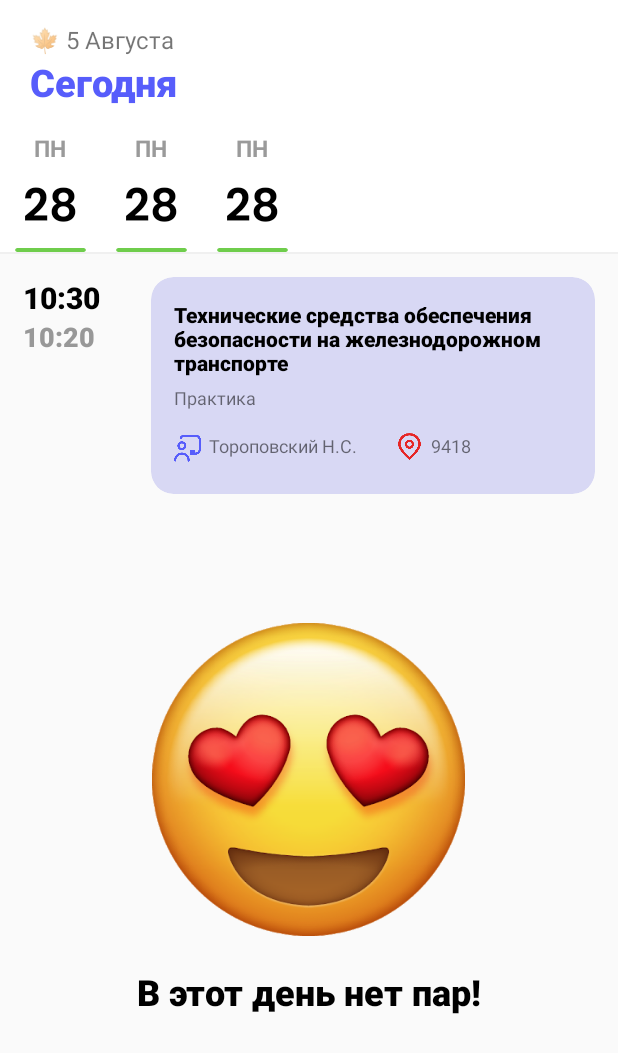
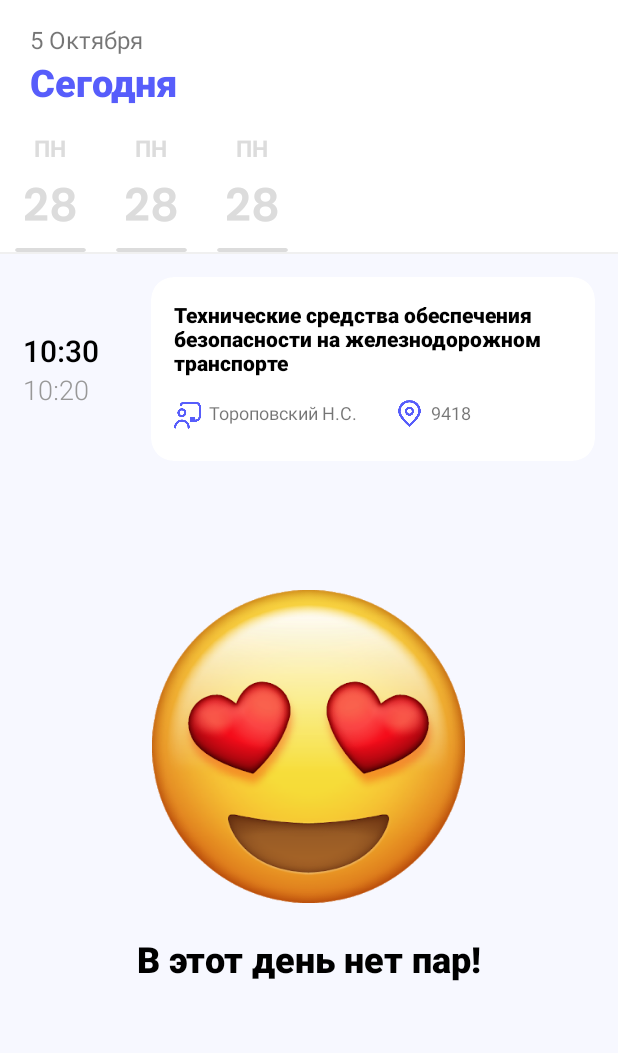
Before and after one commit to inoplanetyaninNikita/XGups_tandem, an Android app: the layout fragment_schedule.xml on its own in the app's theme, with its tools: preview values and no code run, on a phone screen of 412 x 824 dp. Shown: the top 1053 px of the screen. Run offline under Robolectric (Android 15) with nearby library versions, the light colour scheme and no system bars; network calls fail.

Commit message:
Допил расписания, добавление цветов

```diff
--- a/app/src/main/java/com/example/xgups_tandem/ui/schedule/ScheduleViewModel.kt
+++ b/app/src/main/java/com/example/xgups_tandem/ui/schedule/ScheduleViewModel.kt
@@ -34,6 +34,7 @@ class ScheduleViewModel : ViewModel() {
         val list = mutableListOf<DayModel>()
         val firstDay = LocalDateTime.now().minusDays(10)
         repeat(40) {
+
             val day = DayModel(firstDay.plusDays(it.toLong()))
             if(day.localDate.dayOfYear == LocalDate.now().dayOfYear) today = day
             list.add(day)
--- a/app/src/main/res/layout/fragment_books.xml
+++ b/app/src/main/res/layout/fragment_books.xml
@@ -26,7 +26,7 @@
             android:layout_height="wrap_content"
             android:layout_margin="15dp"
             android:shadowRadius="0"
-            android:text="Методички"
+            android:text="Дополнительные материалы"
             android:textColor="#000000"
             android:textSize="20sp"
             android:textStyle="bold" />
--- a/app/src/main/res/layout/fragment_schedule.xml
+++ b/app/src/main/res/layout/fragment_schedule.xml
@@ -3,7 +3,8 @@
     xmlns:app="http://schemas.android.com/apk/res-auto"
     xmlns:tools="http://schemas.android.com/tools"
     android:layout_width="match_parent"
-    android:layout_height="match_parent">
+    android:layout_height="match_parent"
+    android:background="#F7F8FF">
 
 
     <LinearLayout
@@ -76,7 +77,7 @@
                         android:layout_width="match_parent"
                         android:layout_height="wrap_content"
                         android:layout_marginStart="20dp"
-                        android:text="🍁 5 Августа"
+                        android:text="5 Октября"
                         android:textSize="16dp" />
 
                     <TextView
--- a/app/src/main/res/layout/item_day.xml
+++ b/app/src/main/res/layout/item_day.xml
@@ -14,7 +14,7 @@
         android:layout_gravity="center_horizontal|top"
         android:fontFamily="@font/poppins_bold"
         android:text="@string/day_name"
-        android:textColor="#9A9A9A"
+        android:textColor="@color/xggraywhite"
         android:textSize="15dp"
         tools:text="ПН" />
 
@@ -26,7 +26,7 @@
         android:layout_marginHorizontal="15dp"
         android:fontFamily="@font/poppins_semibold"
         android:text="@string/day_number"
-        android:textColor="@color/black"
+        android:textColor="@color/xggraywhite"
         android:textSize="30dp"
         tools:text="28" />
 
@@ -35,7 +35,7 @@
         android:layout_width="match_parent"
         android:layout_height="2.5dp"
         android:layout_marginHorizontal="10dp"
-        app:cardBackgroundColor="#6FCD4C"
+        app:cardBackgroundColor="@color/xggraywhite"
         app:cardElevation="0dp" />
 
 </LinearLayout>
--- a/app/src/main/res/layout/item_lesson.xml
+++ b/app/src/main/res/layout/item_lesson.xml
@@ -1,22 +1,24 @@
 <?xml version="1.0" encoding="utf-8"?>
 <LinearLayout xmlns:android="http://schemas.android.com/apk/res/android"
     xmlns:app="http://schemas.android.com/apk/res-auto"
+    xmlns:tools="http://schemas.android.com/tools"
     android:layout_width="match_parent"
     android:layout_height="wrap_content">
 
     <LinearLayout
         android:layout_width="wrap_content"
         android:layout_height="wrap_content"
+        android:layout_gravity="center"
         android:layout_marginLeft="15dp"
-        android:layout_marginTop="15dp"
         android:orientation="vertical">
 
         <TextView
             android:id="@+id/startTime"
             android:layout_width="70dp"
             android:layout_height="wrap_content"
-            android:fontFamily="sans-serif-black"
+            android:fontFamily="sans-serif-light"
             android:text="10:30"
+            android:textAlignment="center"
             android:textAllCaps="false"
             android:textColor="@color/black"
             android:textSize="20dp"
@@ -27,39 +29,11 @@
             android:id="@+id/endTime"
             android:layout_width="70dp"
             android:layout_height="wrap_content"
-            android:fontFamily="sans-serif-black"
+            android:fontFamily="sans-serif-light"
             android:text="10:20"
             android:textColor="@color/xggray"
             android:textSize="18dp" />
 
-    </LinearLayout>
-
-    <LinearLayout
-        android:layout_width="wrap_content"
-        android:layout_height="match_parent"
-        android:layout_marginLeft="15dp"
-        android:layout_marginTop="15dp"
-        android:layout_marginBottom="15dp"
-        android:orientation="vertical"
-        android:visibility="gone">
-
-        <com.google.android.material.imageview.ShapeableImageView
-            android:id="@+id/imageProfile4"
-            android:layout_width="20dp"
-            android:layout_height="20dp"
-            android:layout_gravity="start"
-            android:layout_marginTop="5dp"
-            android:background="#665353DC"
-            app:shapeAppearanceOverlay="@style/circleImageView"
-            app:strokeColor="@android:color/darker_gray" />
-
-        <View
-            android:id="@+id/divider7"
-            android:layout_width="2dp"
-            android:layout_height="wrap_content"
-            android:layout_gravity="center_horizontal"
-            android:layout_marginTop="5dp"
-            android:background="#665353DC" />
     </LinearLayout>
 
     <LinearLayout
@@ -71,7 +45,7 @@
             android:layout_width="match_parent"
             android:layout_height="wrap_content"
             android:layout_margin="15dp"
-            app:cardBackgroundColor="#335353DC"
+            app:cardBackgroundColor="#FFFFFF"
             app:cardCornerRadius="15dp"
             app:cardElevation="0dp">
 
@@ -106,7 +80,7 @@
                         android:layout_marginLeft="15dp"
                         android:layout_marginTop="15dp"
                         android:layout_marginRight="15dp"
-                        android:fontFamily="sans-serif-black"
+                        android:fontFamily="sans-serif-medium"
                         android:text="Технические средства обеспечения безопасности на железнодорожном транспорте"
                         android:textColor="#000000"
                         android:textSize="14dp"
@@ -120,7 +94,8 @@
                     android:layout_marginLeft="15dp"
                     android:layout_marginTop="5dp"
                     android:text="Практика"
-                    android:textSize="12dp" />
+                    android:textSize="12dp"
+                    android:visibility="gone" />
 
                 <LinearLayout
                     android:layout_width="match_parent"
@@ -139,7 +114,7 @@
                         android:tint="@color/xgpurple"
                         android:tintMode="src_atop"
                         app:shapeAppearanceOverlay="@style/circleImageView"
-                        app:strokeColor="@android:color/darker_gray" />
+                        app:strokeColor="@color/xgpurple" />
 
                     <TextView
                         android:id="@+id/teacherLesson"
@@ -159,8 +134,8 @@
                         android:foregroundTintMode="add"
                         android:src="@mipmap/schedule_lesson_pin"
                         app:shapeAppearanceOverlay="@style/circleImageView"
-                        app:strokeColor="@android:color/darker_gray"
-                        app:tint="#E6FF2A2A"
+                        app:strokeColor="@color/black"
+                        app:tint="@color/xgpurple"
                         app:tintMode="src_atop" />
 
                     <TextView
--- a/app/src/main/res/values/colors.xml
+++ b/app/src/main/res/values/colors.xml
@@ -10,6 +10,7 @@
 
     <color name="xgpurple">#575DFB</color>
     <color name="xggray">#989898</color>
+    <color name="xggraywhite">#DCDCDC</color>
     <color name="xgfail">#F15959</color>
     <color name="xgpefecto">#60BC54</color>
     <color name="xgwarning">#D3C653</color>
```
Also changed, not shown: app/src/main/java/com/example/xgups_tandem/ui/schedule/ScheduleFragment.kt (+20 -21 lines), app/src/main/java/com/example/xgups_tandem/ui/schedule/dayadapter/DayAdapter.kt (+13 -18 lines), app/src/main/java/com/example/xgups_tandem/ui/schedule/dayadapter/DayModel.kt (+10 -1 lines), app/src/main/res/layout/item_book.xml (+4 -4 lines). Lines whose indentation alone changed are shown as unchanged.
